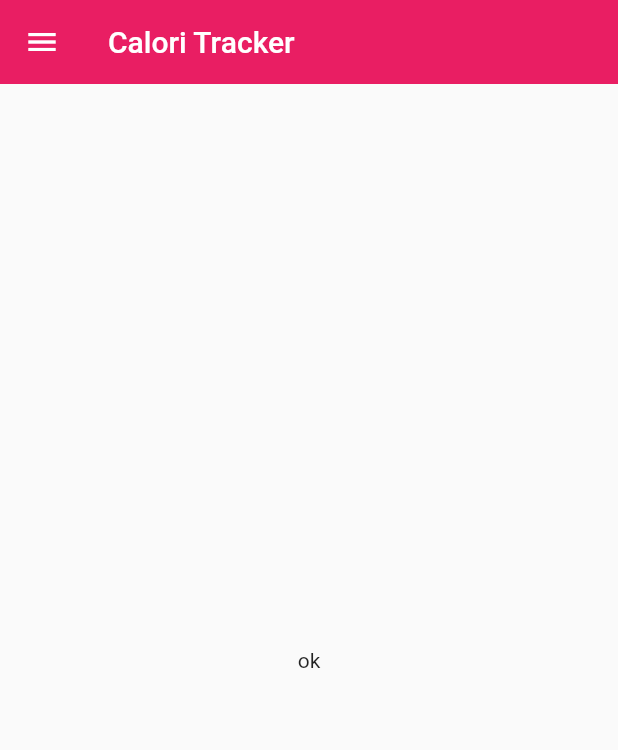
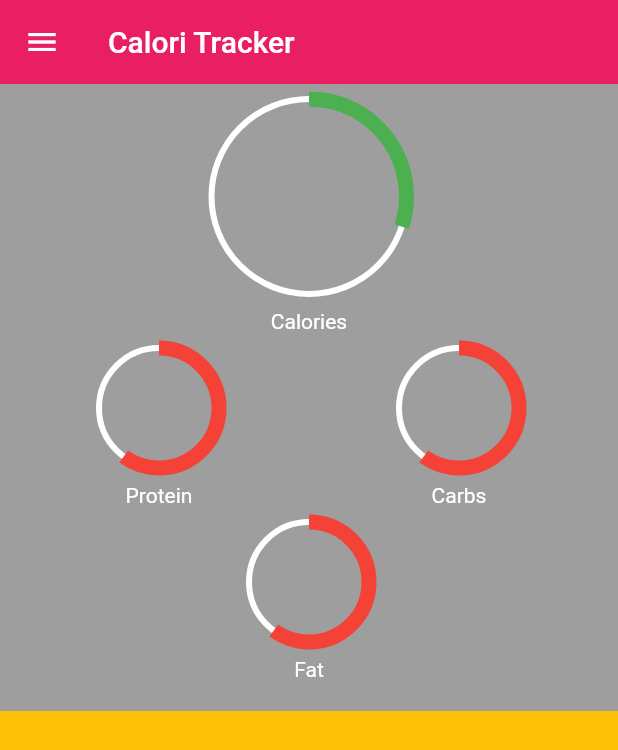
Before and after one commit to ibrahimkonc/calori_tracker, a Flutter app: the HomePage screen opened directly, on a phone screen of 412 x 824 dp. Shown: the top 750 px of the screen. Run offline on Flutter 3.47's test engine with Material 2 defaults, Android fonts, the light colour scheme and no system bars; our stand-ins replace firebase_auth, firebase_core; accounts and stored records are empty.

Commit message:
homeUpdate

```diff
--- /dev/null
+++ b/lib/components/radial_progress.dart
@@ -0,0 +1,171 @@
+import 'dart:math';
+
+import 'package:flutter/material.dart';
+
+class RadialProgress extends StatefulWidget {
+  final double porcentaje;
+  // final Color? colorPrimario;
+  final Color colorPrimario;
+  final Color colorSecundario;
+  final double grosorSecundario;
+  final double grosorPrimario;
+  final double height;
+  final double width;
+  final StrokeCap tipoBordes;
+  final List<Color>? gradiente;
+  final String text;
+  final Color textColor;
+
+  const RadialProgress({
+    super.key,
+    required this.porcentaje,
+    // this.colorPrimario,
+    this.colorPrimario = Colors.blue,
+    this.colorSecundario = Colors.grey,
+    this.grosorSecundario = 4,
+    this.grosorPrimario = 10,
+    this.tipoBordes = StrokeCap.butt,
+    this.gradiente,
+    this.height = 100,
+    this.width = 100,
+    required this.text,
+    required this.textColor,
+  });
+
+  @override
+  State<RadialProgress> createState() => _RadialProgressState();
+}
+
+class _RadialProgressState extends State<RadialProgress>
+    with SingleTickerProviderStateMixin {
+  late AnimationController controller;
+  late double porcentajeAnterior;
+
+  @override
+  void initState() {
+    super.initState();
+
+    porcentajeAnterior = widget.porcentaje;
+
+    controller = AnimationController(
+        vsync: this, duration: const Duration(milliseconds: 200));
+  }
+
+  @override
+  void dispose() {
+    controller.dispose();
+    super.dispose();
+  }
+
+  @override
+  Widget build(BuildContext context) {
+    controller.forward(from: 0.0);
+
+    final diferenciaAnimar = widget.porcentaje - porcentajeAnterior;
+    porcentajeAnterior = widget.porcentaje;
+
+    return AnimatedBuilder(
+      animation: controller,
+      builder: (BuildContext context, Widget? child) {
+        return Column(
+          children: [
+            SizedBox(
+              height: widget.height,
+              width: widget.width,
+              child: Container(
+                padding:
+                    const EdgeInsets.symmetric(vertical: 10, horizontal: 10),
+                width: double.infinity,
+                height: double.infinity,
+                child: CustomPaint(
+                  painter: _MiRadialProgress(
+                    (widget.porcentaje - diferenciaAnimar) +
+                        (diferenciaAnimar * controller.value),
+                    widget.colorPrimario,
+                    widget.colorSecundario,
+                    widget.grosorPrimario,
+                    widget.grosorSecundario,
+                    widget.tipoBordes,
+                    widget.gradiente,
+                  ),
+                ),
+              ),
+            ),
+            Text(
+              widget.text,
+              style: TextStyle(color: widget.textColor),
+            )
+          ],
+        );
+      },
+    );
+  }
+}
+
+class _MiRadialProgress extends CustomPainter {
+  final double porcentaje;
+  // final Color? colorPrimario;
+  final Color colorPrimario;
+  final Color colorSecundario;
+  final double grosorPrimario;
+  final double grosorSecundario;
+  final StrokeCap tipoBordes;
+  final List<Color>? gradiente;
+
+  _MiRadialProgress(
+    this.porcentaje,
+    this.colorPrimario,
+    this.colorSecundario,
+    this.grosorPrimario,
+    this.grosorSecundario,
+    this.tipoBordes,
+    this.gradiente,
+  );
+
+  @override
+  void paint(Canvas canvas, Size size) {
+    final Rect rect = Rect.fromCircle(center: const Offset(0, 0), radius: 180);
+
+    // final Color colorGradiente = (colorPrimario == null ) ? Colors.blue : colorPrimario!;
+    // final Gradient gradient = LinearGradient(
+    //   colors: (gradiente == null) ? [colorGradiente, colorGradiente] : gradiente!
+    // );
+
+    final Gradient gradient = LinearGradient(
+        colors:
+            (gradiente == null) ? [colorPrimario, colorPrimario] : gradiente!);
+
+    //Circulo completado
+    final paint = Paint()
+      ..strokeWidth = grosorSecundario
+      ..color = colorSecundario
+      ..style = PaintingStyle.stroke;
+
+    final center = Offset(size.width * 0.5, size.height / 2);
+    final radio = min(size.width * 0.5, size.height * 0.5);
+
+    canvas.drawCircle(center, radio, paint);
+
+    // Arco
+    final paintArco = Paint()
+      ..strokeWidth = grosorPrimario
+      // ..color = (colorPrimario == null ) ? Colors.blue : colorPrimario!
+      ..shader = gradient.createShader(rect)
+      ..style = PaintingStyle.stroke
+      ..strokeCap = tipoBordes;
+
+    // Parte que se debera ir llenando
+    double arcAngle = 2 * pi * (porcentaje / 100);
+    canvas.drawArc(
+        Rect.fromCircle(
+            center: center, radius: radio), // donde quiero que se dibuje
+        -pi / 2, // angulo donde empieza a llenarse
+        // grados * -90, // se puede poner tambien con los grados ((pi / 180) * gradosquequiero ) si pones -90 grados queda arriba perfecto
+        arcAngle, // angulo que se llena del color
+        false,
+        paintArco);
+  }
+
+  @override
+  bool shouldRepaint(_MiRadialProgress oldDelegate) => true;
+}
--- a/lib/screens/home.dart
+++ b/lib/screens/home.dart
@@ -1,3 +1,4 @@
+import 'package:calori_tracker/components/radial_progress.dart';
 import 'package:flutter/material.dart';
 import 'package:provider/provider.dart';
 import '../components/drawer.dart';
@@ -16,7 +17,67 @@ class HomePage extends StatelessWidget {
           title: const Text('Calori Tracker'),
         ),
         drawer: const MenuPrincipal(),
-      body: const SafeArea(child: Center(child: Text("ok"))),
-    );
+        body: SafeArea(
+          child: Column(
+            children: [
+              Container(
+                padding: EdgeInsets.only(bottom: 20),
+                color: Colors.grey,
+                alignment: Alignment.center,
+                child: Row(
+                  mainAxisAlignment: MainAxisAlignment.center,
+                  children: [
+                    Column(
+                      children: [
+                        const RadialProgress(
+                          porcentaje: 30,
+                          colorPrimario: Colors.green,
+                          colorSecundario: Colors.white,
+                          height: 150,
+                          width: 150,
+                          text: "Calories",
+                          textColor: Colors.white,
+                        ),
+                        Row(
+                          children: const [
+                            RadialProgress(
+                              porcentaje: 60,
+                              colorPrimario: Colors.red,
+                              colorSecundario: Colors.white,
+                              text: "Protein",
+                              textColor: Colors.white,
+                            ),
+                            SizedBox(
+                              width: 100,
+                            ),
+                            RadialProgress(
+                              porcentaje: 60,
+                              colorPrimario: Colors.red,
+                              colorSecundario: Colors.white,
+                              text: "Carbs",
+                              textColor: Colors.white,
+                            ),
+                          ],
+                        ),
+                        const RadialProgress(
+                          porcentaje: 60,
+                          colorPrimario: Colors.red,
+                          colorSecundario: Colors.white,
+                          text: "Fat",
+                          textColor: Colors.white,
+                        ),
+                      ],
+                    ),
+                  ],
+                ),
+              ),
+              Expanded(
+                child: Container(
+                  color: Colors.amber,
+                ),
+              ),
+            ],
+          ),
+        ));
   }
 }
```
Lines whose indentation alone changed are shown as unchanged.
